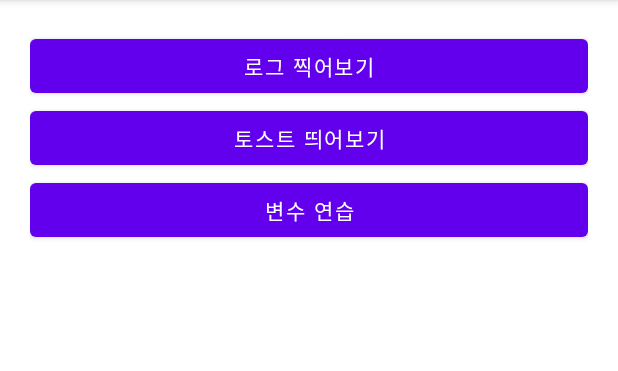
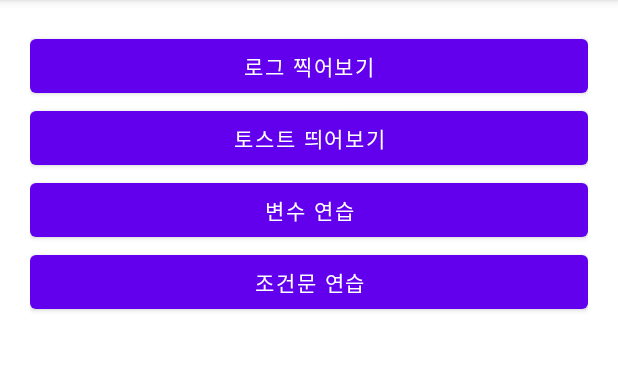
Before and after one commit to zcKO/kotlinBasic_20220215, an Android app: the screen it shows after launch (MainActivity), on a phone screen of 412 x 824 dp, the part 84-455 px from its top. Run offline under Robolectric (Android 15) with nearby library versions, the phone set to English and light mode, and no system bars.

```diff
--- a/app/src/main/res/layout/activity_main.xml
+++ b/app/src/main/res/layout/activity_main.xml
@@ -26,4 +26,10 @@
         android:layout_height="wrap_content"
         android:text="변수 연습"/>
 
+    <Button
+        android:id="@+id/btnCondition"
+        android:layout_width="match_parent"
+        android:layout_height="wrap_content"
+        android:text="조건문 연습"/>
+
 </LinearLayout>
```
Also changed, not shown: app/src/main/java/com/jc/kotlinbasic_20220215/MainActivity.kt (+14 -0 lines).
